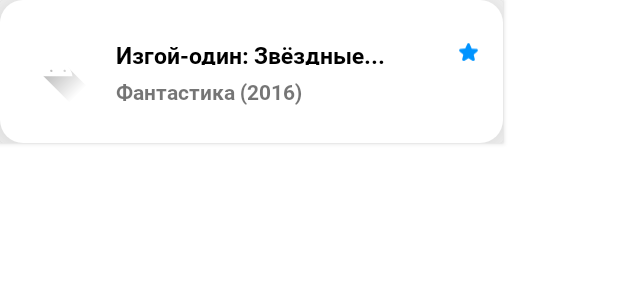
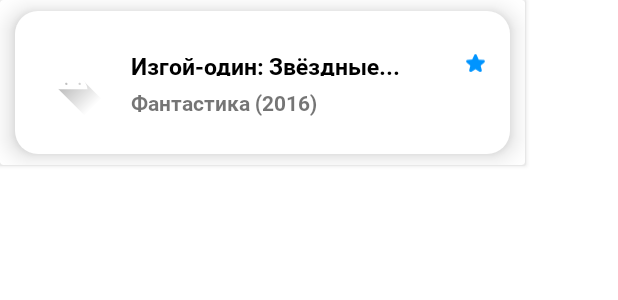
Before and after one commit to libvm/Movie_app, an Android app: the layout film_item.xml on its own in the app's theme, with its tools: preview values and no code run, on a phone screen of 412 x 824 dp. Shown: the top 300 px of the screen. Run offline under Robolectric (Android 15) with nearby library versions, the phone set to English and light mode, and no system bars; network calls fail.

Commit message:
Initial commit

```diff
--- a/app/build.gradle
+++ b/app/build.gradle
@@ -52,4 +52,5 @@ dependencies {
     testImplementation 'junit:junit:4.13.2'
     androidTestImplementation 'androidx.test.ext:junit:1.1.5'
     androidTestImplementation 'androidx.test.espresso:espresso-core:3.5.1'
+    implementation 'com.google.android.flexbox:flexbox:3.0.0'
 }
--- a/app/src/main/java/com/example/myapplication/MainViewModel.kt
+++ b/app/src/main/java/com/example/myapplication/MainViewModel.kt
@@ -6,7 +6,6 @@ import com.example.myapplication.adapters.FilmModel
 import java.util.Dictionary
 
 class MainViewModel : ViewModel() {
-    val liveDataCurrent = MutableLiveData<FilmModel>()
     val liveDataList = MutableLiveData<List<FilmModel>>()
     val favouriteDataList = MutableLiveData<List<FilmModel>>()
 }
--- a/app/src/main/java/com/example/myapplication/adapters/FilmModel.kt
+++ b/app/src/main/java/com/example/myapplication/adapters/FilmModel.kt
@@ -1,4 +1,6 @@
 package com.example.myapplication.adapters
+
+import com.example.myapplication.R
 
 data class FilmModel(
     var name: String,
@@ -11,5 +13,5 @@ data class FilmModel(
     val genres: ArrayList<String>,
     val posterUrl: String,
     val posterUrlPreview: String,
-    var favourite : Boolean = false
+    var favourite: Int = 0
 )
--- a/app/src/main/res/drawable/film_space.xml
+++ b/app/src/main/res/drawable/film_space.xml
@@ -3,6 +3,7 @@
     <item android:state_pressed="true" >
         <shape android:shape="rectangle"  >
             <corners android:radius="15dp" />
+            <solid android:color="?attr/colorPrimaryVariant" />
         </shape>
     </item>
     <item android:state_focused="true">
@@ -13,7 +14,8 @@
     <item >
         <shape android:shape="rectangle"  >
             <corners android:radius="15dp" />
-            <solid android:color="@color/white" />
+            <solid android:color="?attr/colorOnPrimary" />
         </shape>
     </item>
+
 </selector>
--- a/app/src/main/res/layout/film_item.xml
+++ b/app/src/main/res/layout/film_item.xml
@@ -2,14 +2,23 @@
 <androidx.cardview.widget.CardView xmlns:android="http://schemas.android.com/apk/res/android"
     xmlns:app="http://schemas.android.com/apk/res-auto"
     xmlns:tools="http://schemas.android.com/tools"
-    android:layout_width="wrap_content"
-    android:layout_height="wrap_content">
+    android:layout_width="350dp"
+    android:layout_height="110dp">
 
     <androidx.constraintlayout.widget.ConstraintLayout
-        android:layout_width="335dp"
+        android:layout_width="match_parent"
+        android:layout_height="match_parent">
+
+        <androidx.constraintlayout.widget.ConstraintLayout
+            android:layout_width="330dp"
             android:layout_height="95dp"
             android:background="@drawable/film_space"
-        android:elevation="32dp">
+            android:elevation="10dp"
+            app:layout_constraintBottom_toBottomOf="parent"
+            app:layout_constraintEnd_toEndOf="parent"
+            app:layout_constraintStart_toStartOf="parent"
+            app:layout_constraintTop_toTopOf="parent">
+
             <ImageView
                 android:id="@+id/film_logo"
                 android:layout_width="45dp"
@@ -18,21 +27,22 @@
                 app:layout_constraintBottom_toBottomOf="parent"
                 app:layout_constraintStart_toStartOf="parent"
                 app:layout_constraintTop_toTopOf="parent"
-            app:layout_constraintVertical_bias="0.466"
                 app:srcCompat="@drawable/ic_launcher_foreground" />
+
             <TextView
                 android:id="@+id/film_name"
                 android:layout_width="184dp"
                 android:layout_height="17dp"
+                android:layout_marginStart="16dp"
+                android:layout_marginTop="26dp"
                 android:fontFamily="@font/roboto2"
                 android:text="Изгой-один: Звёздные..."
                 android:textColor="?attr/colorSecondaryVariant"
                 android:textFontWeight="500"
                 android:textSize="15sp"
-            android:layout_marginStart="16dp"
-            android:layout_marginTop="26dp"
                 app:layout_constraintStart_toEndOf="@+id/film_logo"
                 app:layout_constraintTop_toTopOf="parent" />
+
             <TextView
                 android:id="@+id/film_genre_year"
                 android:layout_width="wrap_content"
@@ -44,6 +54,7 @@
                 android:textSize="14sp"
                 app:layout_constraintStart_toEndOf="@+id/film_logo"
                 app:layout_constraintTop_toBottomOf="@+id/film_name" />
+
             <ImageView
                 android:id="@+id/vector"
                 android:layout_width="14.2dp"
@@ -54,4 +65,5 @@
                 app:layout_constraintTop_toTopOf="parent"
                 app:srcCompat="@drawable/star" />
         </androidx.constraintlayout.widget.ConstraintLayout>
+    </androidx.constraintlayout.widget.ConstraintLayout>
 </androidx.cardview.widget.CardView>
--- a/app/src/main/res/layout/fragment_favourite.xml
+++ b/app/src/main/res/layout/fragment_favourite.xml
@@ -9,7 +9,7 @@
 
         <androidx.recyclerview.widget.RecyclerView
             android:id="@+id/recyclerView"
-        android:layout_width="match_parent"
+            android:layout_width="wrap_content"
             android:layout_height="match_parent"
             app:layout_constraintBottom_toBottomOf="parent"
             app:layout_constraintEnd_toEndOf="parent"
--- a/app/src/main/res/layout/fragment_popular.xml
+++ b/app/src/main/res/layout/fragment_popular.xml
@@ -9,7 +9,7 @@
 
     <androidx.recyclerview.widget.RecyclerView
         android:id="@+id/recyclerView"
-        android:layout_width="match_parent"
+        android:layout_width="wrap_content"
         android:layout_height="match_parent"
         app:layout_constraintBottom_toBottomOf="parent"
         app:layout_constraintEnd_toEndOf="parent"
```
Also changed, not shown: app/src/main/java/com/example/myapplication/adapters/FilmAdapter.kt (+10 -1 lines), app/src/main/java/com/example/myapplication/fragments/Favourite.kt (+14 -5 lines), app/src/main/java/com/example/myapplication/fragments/Popular.kt (+34 -9 lines), app/src/main/res/layout/fragment_main.xml (+4 -5 lines). Lines whose indentation alone changed are shown as unchanged.
